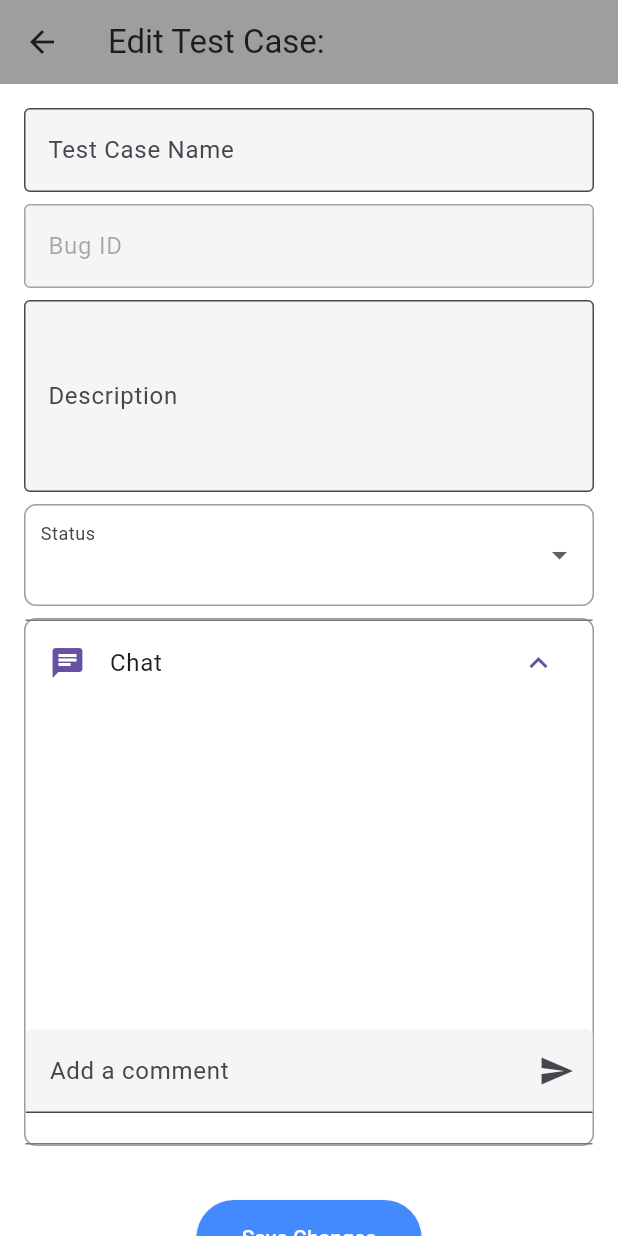
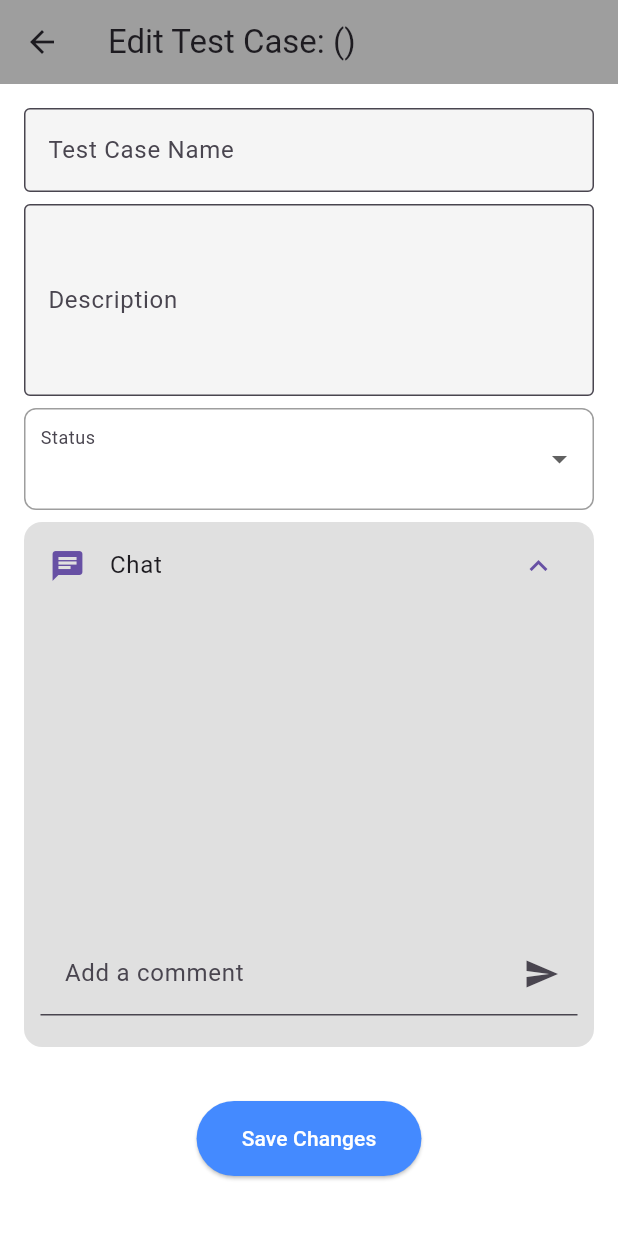
Before and after one commit to AniketN23111/scenario_management, a Flutter app: the EditTestCaseScreen screen opened directly with empty values, after a tap on "Chat", on a phone screen of 412 x 824 dp. Run offline on Flutter 3.47's test engine with Material 3 defaults, Android fonts, the light colour scheme and no system bars; our stand-ins replace async_redux, cloud_firestore, file_picker, firebase_auth, firebase_core, hive and 1 more; accounts and stored records are empty; generated files the repository leaves out were written again.

Commit message:
UI Adjustment

```diff
--- a/lib/firebase/firestore_services.dart
+++ b/lib/firebase/firestore_services.dart
@@ -232,7 +232,6 @@ class FirestoreService {
           id: doc.id,
           name: data['name'] ?? '',
           scenarioId: scenarioId,
-          bugId: data['bugId'] ?? '',
           description: data['description'] ?? '',
           comments: data['comments'] ?? '',
           attachment: data['attachment'] ?? '',
@@ -255,7 +254,6 @@ class FirestoreService {
 
     await testCaseRef.update({
       'name': updatedTestCase.name,
-      'bugId': updatedTestCase.bugId,
       'description': updatedTestCase.description,
       'comments': updatedTestCase.comments,
       'status': updatedTestCase.status,
--- a/lib/models/test_cases.dart
+++ b/lib/models/test_cases.dart
@@ -2,7 +2,6 @@ class TestCase {
   String? id;
   String? name;
   String? scenarioId;
-  String? bugId;
   String? description;
   String? comments;
   String? attachment;
@@ -14,7 +13,6 @@ class TestCase {
      this.id,
      this.name,
      this.scenarioId,
-     this.bugId,
      this.description,
      this.comments,
      this.attachment,
@@ -27,7 +25,6 @@ class TestCase {
         'id': id,
         'name': name,
         'scenarioId': scenarioId,
-        'bugId': bugId,
         'description': description,
         'comments': comments,
         'attachment': attachment,
@@ -40,7 +37,6 @@ class TestCase {
         id: map['id'] ?? '',
         name: map['name'] ?? '',
         scenarioId: map['scenarioId'] ?? '',
-        bugId: map['bugId'] ?? '',
         description: map['description'] ?? '',
         comments: map['comments'] ?? '',
         attachment: map['attachment'] ?? '',
--- a/lib/redux/actions/edit_test_case_screen/get_list_comment_action.dart
+++ b/lib/redux/actions/edit_test_case_screen/get_list_comment_action.dart
@@ -1,5 +1,4 @@
 import 'dart:async';
-import 'dart:developer';
 
 import 'package:async_redux/async_redux.dart';
 import 'package:scenario_management/firebase/firestore_services.dart';
@@ -17,7 +16,6 @@ class GetCommentListAction extends ReduxAction<AppState> {
   @override
   Future<AppState> reduce() async {
     final List<Comments> list = await FirestoreService().fetchComments(testCaseId);
-    log("this is the action to fetch the comments ${list}");
     return state.copy(commentList: list);
   }
 
--- a/lib/screens/test_case_details/add_test_case_dialog.dart
+++ b/lib/screens/test_case_details/add_test_case_dialog.dart
@@ -27,7 +27,6 @@ class _AddTestCaseDialogState extends State<AddTestCaseDialog> {
   final GlobalKey<FormState> _testCaseFormKey = GlobalKey<FormState>();
   final TextEditingController _idController = TextEditingController();
   final TextEditingController _nameController = TextEditingController();
-  final TextEditingController _bugIdController = TextEditingController();
   final TextEditingController _descriptionController = TextEditingController();
   final TextEditingController _commentsController = TextEditingController();
   String? _status;
@@ -50,7 +49,6 @@ class _AddTestCaseDialogState extends State<AddTestCaseDialog> {
       final testCase = TestCase(
         id: _idController.text,
         name: _nameController.text,
-        bugId: _bugIdController.text,
         status: _status ?? 'In-Review',
         description: _descriptionController.text,
         comments: _commentsController.text,
@@ -103,11 +101,6 @@ class _AddTestCaseDialogState extends State<AddTestCaseDialog> {
                 validator: (value) => value!.isEmpty ? 'Please enter a test case name' : null,
               ),
               TextFormField(
-                controller: _bugIdController,
-                decoration: const InputDecoration(labelText: 'Bug ID'),
-                validator: (value) => value!.isEmpty ? 'Please enter a Bug ID' : null,
-              ),
-              TextFormField(
                 controller: _descriptionController,
                 decoration: const InputDecoration(labelText: 'Description'),
                 validator: (value) => value!.isEmpty ? 'Please enter a description' : null,
--- a/lib/screens/test_case_details/edi_test_case/edit_test_case_screen.dart
+++ b/lib/screens/test_case_details/edi_test_case/edit_test_case_screen.dart
@@ -1,9 +1,7 @@
 import 'dart:async';
 
 import 'package:cloud_firestore/cloud_firestore.dart';
-import 'package:flutter/cupertino.dart';
 import 'package:flutter/material.dart';
-import 'package:flutter/widgets.dart';
 import 'package:scenario_management/constants/enums.dart';
 import 'package:scenario_management/custom_widgets/custom_text_form_field.dart';
 import 'package:scenario_management/models/scenario.dart';
@@ -12,7 +10,6 @@ import 'package:scenario_management/screens/test_case_details/edi_test_case/widg
 import 'package:scenario_management/screens/test_case_details/edi_test_case/widgets/comments_section.dart';
 import 'package:scenario_management/screens/test_case_details/edi_test_case/widgets/status_changes_section.dart';
 import 'package:scenario_management/screens/test_case_details/edi_test_case/widgets/status_dropdown.dart';
-import '../../../constants/role_based_theme.dart';
 import '../../../models/comments.dart';
 import '../../../models/test_cases.dart';
 import '../../../models/user_model.dart';
@@ -54,7 +51,6 @@ class EditTestCaseScreen extends StatefulWidget {
 class _EditTestCaseScreenState extends State<EditTestCaseScreen> {
   // Text controllers to edit test case fields
   late TextEditingController _nameController;
-  late TextEditingController _bugIdController;
   late TextEditingController _descriptionController;
   String? _status;
   String? _assignedUserName;
@@ -65,7 +61,6 @@ class _EditTestCaseScreenState extends State<EditTestCaseScreen> {
   void initState() {
     super.initState();
     _nameController = TextEditingController(text: widget.testCase.name);
-    _bugIdController = TextEditingController(text: widget.testCase.bugId);
     _descriptionController =
         TextEditingController(text: widget.testCase.description);
     _status = widget.testCase.status;
@@ -82,7 +77,6 @@ class _EditTestCaseScreenState extends State<EditTestCaseScreen> {
   Future<void> _submitTestCaseForm() async {
     // Check if the form is valid before submitting
     if (_nameController.text.isNotEmpty &&
-        _bugIdController.text.isNotEmpty &&
         _descriptionController.text.isNotEmpty &&
         _status != null) {
       // Ask the user if they want to update the status
@@ -96,7 +90,6 @@ class _EditTestCaseScreenState extends State<EditTestCaseScreen> {
         id: widget.testCase.id,
         // Keep the same ID
         name: _nameController.text,
-        bugId: _bugIdController.text,
         status: _status!,
         description: _descriptionController.text,
         attachment: widget.testCase.attachment,
@@ -184,7 +177,6 @@ class _EditTestCaseScreenState extends State<EditTestCaseScreen> {
 
     try {
       widget.statusUpdate(widget.testCase.id!, statusChangeData);
-      print('Status update stored successfully');
     } catch (e) {
       print('Error storing status update: $e');
     }
@@ -194,8 +186,8 @@ class _EditTestCaseScreenState extends State<EditTestCaseScreen> {
   Widget build(BuildContext context) {
     return Scaffold(
       appBar: AppBar(
-        backgroundColor: roleColors[widget.userModel.designation ?? 'Tester'],
-        title: Text('Edit Test Case: ${widget.testCase.name}'),
+        title: Text(
+            'Edit Test Case: ${widget.testCase.name}(${widget.testCase.id})'),
       ),
       body: SingleChildScrollView(
         child: Padding(
@@ -212,15 +204,6 @@ class _EditTestCaseScreenState extends State<EditTestCaseScreen> {
               ),
               const SizedBox(height: 8),
 
-              // Bug ID (Form Field)
-              buildTextFormField(
-                enabled: false,
-                controller: _bugIdController,
-                label: 'Bug ID',
-                hintText: 'Enter Bug ID',
-              ),
-              const SizedBox(height: 8),
-
               // Description (Form Field)
               buildTextFormField(
                 enabled: true,
@@ -232,7 +215,6 @@ class _EditTestCaseScreenState extends State<EditTestCaseScreen> {
               const SizedBox(height: 8),
 
               // Status Dropdown (Form Field)
-              //_buildStatusDropdown(),
               StatusDropdown(
                 status: _status,
                 userRole: widget.userRole,
@@ -244,16 +226,18 @@ class _EditTestCaseScreenState extends State<EditTestCaseScreen> {
               ),
               const SizedBox(height: 8),
 
-              Container(
-                decoration: BoxDecoration(
-                  border: Border.all(color: Colors.grey),
-                  borderRadius: BorderRadius.circular(8),
-                ),
-                child: ExpansionTile(
+              ExpansionTile(
+                shape: RoundedRectangleBorder(
+                    side: const BorderSide(color: Colors.transparent),
+                    borderRadius: BorderRadius.circular(12)),
+                backgroundColor: Colors.grey[300],
+                collapsedBackgroundColor: Colors.grey[300],
+                collapsedShape: RoundedRectangleBorder(
+                    side: const BorderSide(color: Colors.transparent),
+                    borderRadius: BorderRadius.circular(12)),
                 title: const Text('Chat '),
                 leading: const Icon(Icons.chat),
                 children: [
-                    // _buildCommentsSection(),
                   CommentsSection(
                     commentList: widget.commentList,
                     userModel: widget.userModel,
@@ -261,7 +245,6 @@ class _EditTestCaseScreenState extends State<EditTestCaseScreen> {
                   const SizedBox(height: 16),
 
                   // Add Comment Field
-                    //_buildAddCommentField(),
                   AddCommentField(
                     controller: _commentController,
                     onAddComment: _addComment,
@@ -269,11 +252,18 @@ class _EditTestCaseScreenState extends State<EditTestCaseScreen> {
                   const SizedBox(height: 20),
                 ],
               ),
-              ),
               const SizedBox(height: 16),
               // Expanded Status Changes Section
               if (widget.userRole == UserRole.testerLead)
                 ExpansionTile(
+                  shape: RoundedRectangleBorder(
+                      side: const BorderSide(color: Colors.transparent),
+                      borderRadius: BorderRadius.circular(12)),
+                  backgroundColor: Colors.grey[300],
+                  collapsedBackgroundColor: Colors.grey[300],
+                  collapsedShape: RoundedRectangleBorder(
+                      side: const BorderSide(color: Colors.transparent),
+                      borderRadius: BorderRadius.circular(12)),
                   title: const Text('Status Changes'),
                   leading: const Icon(Icons.update),
                   children: [
@@ -315,7 +305,6 @@ class _EditTestCaseScreenState extends State<EditTestCaseScreen> {
   @override
   void dispose() {
     _nameController.dispose();
-    _bugIdController.dispose();
     _descriptionController.dispose();
     _commentController.dispose();
     super.dispose();
--- a/lib/screens/test_case_details/edi_test_case/widgets/add_comment_field.dart
+++ b/lib/screens/test_case_details/edi_test_case/widgets/add_comment_field.dart
@@ -12,7 +12,9 @@ class AddCommentField extends StatelessWidget {
 
   @override
   Widget build(BuildContext context) {
-    return TextFormField(
+    return Padding(
+      padding: const EdgeInsets.symmetric(horizontal: 10),
+      child: TextFormField(
         controller: controller,
         decoration: InputDecoration(
           labelText: 'Add a comment',
@@ -21,7 +23,8 @@ class AddCommentField extends StatelessWidget {
             onPressed: onAddComment,
           ),
           filled: true,
-        fillColor: Colors.grey.shade100,
+          fillColor: Colors.grey.shade300,
+        ),
       ),
     );
   }
--- a/lib/screens/test_case_details/edi_test_case/widgets/comments_section.dart
+++ b/lib/screens/test_case_details/edi_test_case/widgets/comments_section.dart
@@ -10,8 +10,8 @@ class CommentsSection extends StatelessWidget {
   const CommentsSection({
     required this.commentList,
     required this.userModel,
-    Key? key,
-  }) : super(key: key);
+    super.key,
+  });
 
   @override
   Widget build(BuildContext context) {
--- a/lib/theme/theme_constants.dart
+++ b/lib/theme/theme_constants.dart
@@ -19,7 +19,8 @@ ThemeData juniorTesterThemeData = ThemeData(
   scaffoldBackgroundColor: Colors.white,
   // White background for light theme
   brightness: Brightness.light,
-  canvasColor: Colors.blue
+  canvasColor: Colors.blue,
+    dropdownMenuTheme: const DropdownMenuThemeData(textStyle: TextStyle(color: Colors.white))
 );
 
 ThemeData testerLeadThemeData = ThemeData(
@@ -41,7 +42,7 @@ ThemeData testerLeadThemeData = ThemeData(
   scaffoldBackgroundColor: Colors.white,
   // White background for light theme
   brightness: Brightness.light,
-  canvasColor: Colors.red
+  dropdownMenuTheme: const DropdownMenuThemeData(textStyle: TextStyle(color: Colors.white))
 );
 
 ThemeData adminThemeData = ThemeData(
```
Also changed, not shown: lib/constants/get_status_color.dart (deleted, +0 -16 lines), lib/constants/get_status_icon.dart (deleted, +0 -16 lines), lib/main.dart (+5 -6 lines), lib/role_based_ui/role_based_ui.dart (deleted, +0 -36 lines), lib/screens/home_screen/home_screen.dart (+40 -37 lines), lib/screens/login_screen/login_page.dart (+3 -5 lines), lib/screens/register_screen/register_screen.dart (+3 -5 lines), lib/screens/test_case_details/edi_test_case/widgets/comment_bubble.dart (+6 -6 lines), lib/screens/test_case_details/edi_test_case/widgets/status_change_card.dart (+4 -4 lines), lib/screens/test_case_details/test_case_screen/test_case_screen.dart (+3 -4 lines). Lines whose indentation alone changed are shown as unchanged.
